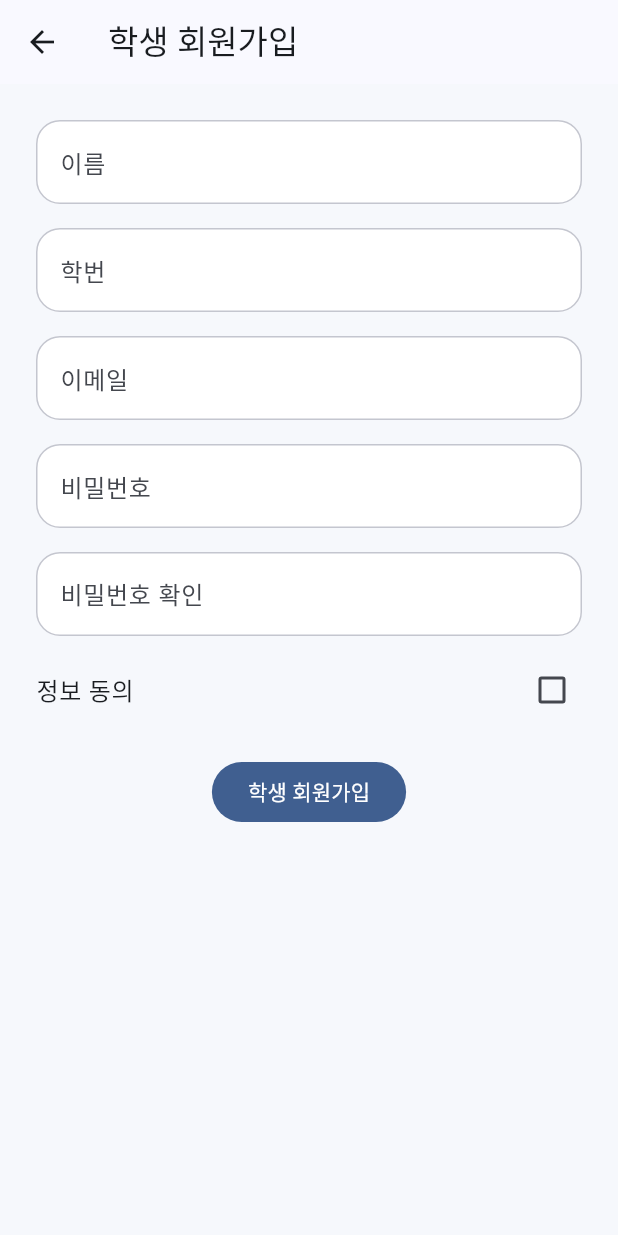
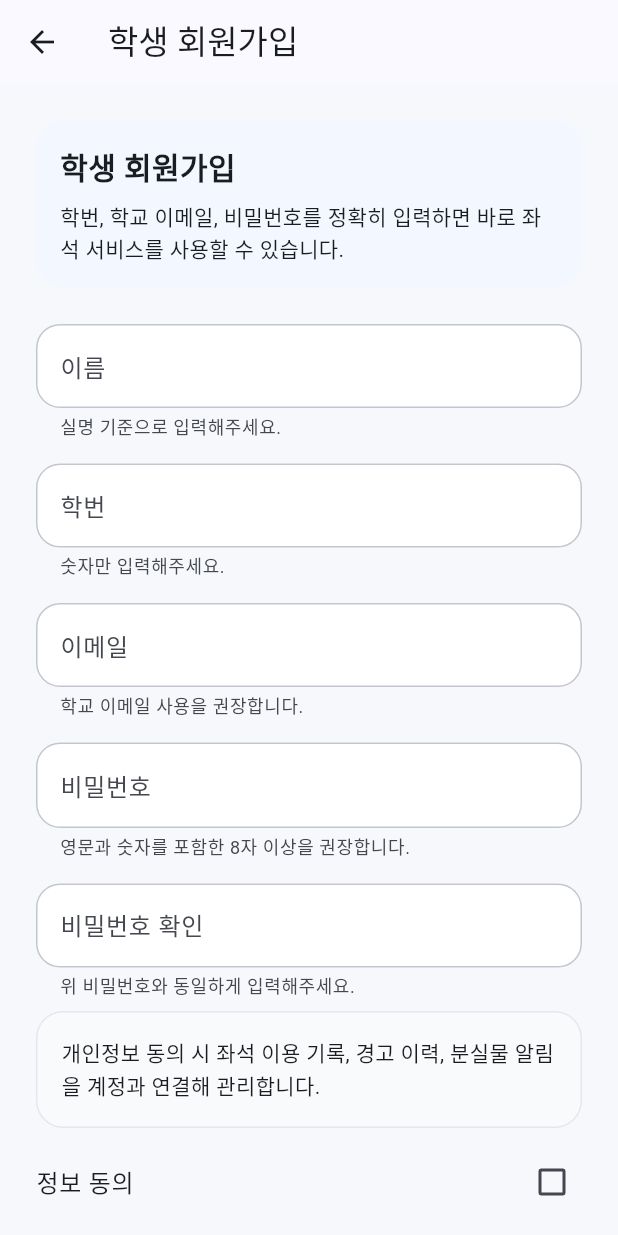
Before and after one commit to vau128/Ejo, a Flutter app: the screen it shows after launch, after a tap on "학생 회원가입", on a phone screen of 412 x 824 dp. Run offline on Flutter 3.47's test engine with Material 3 defaults, Android fonts, the phone set to English and light mode, and no system bars; accounts and stored records are empty.

Commit message:
design: refine dashboard layout and signup flow

```diff
--- a/app/lib/screens/auth/signup_screen.dart
+++ b/app/lib/screens/auth/signup_screen.dart
@@ -19,6 +19,50 @@ class _SignupScreenState extends State<SignupScreen> {
   final _passwordController = TextEditingController();
   final _confirmPasswordController = TextEditingController();
   bool _agreedToPrivacy = false;
+
+  String? _validateName(String? value) {
+    final text = value?.trim() ?? '';
+    if (text.isEmpty) {
+      return '이름을 입력해주세요.';
+    }
+    if (text.length < 2) {
+      return '이름은 2자 이상 입력해주세요.';
+    }
+    return null;
+  }
+
+  String? _validateStudentId(String? value) {
+    final text = value?.trim() ?? '';
+    if (text.isEmpty) {
+      return '학번을 입력해주세요.';
+    }
+    if (!RegExp(r'^\d{8,10}$').hasMatch(text)) {
+      return '학번은 숫자 8~10자리로 입력해주세요.';
+    }
+    return null;
+  }
+
+  String? _validateEmail(String? value) {
+    final text = value?.trim() ?? '';
+    if (text.isEmpty) {
+      return '이메일을 입력해주세요.';
+    }
+    if (!RegExp(r'^[^@\s]+@[^@\s]+\.[^@\s]+$').hasMatch(text)) {
+      return '올바른 이메일 형식을 입력해주세요.';
+    }
+    return null;
+  }
+
+  String? _validatePassword(String? value) {
+    final text = value ?? '';
+    if (text.length < 8) {
+      return '비밀번호는 8자 이상 입력해주세요.';
+    }
+    if (!RegExp(r'^(?=.*[A-Za-z])(?=.*\d)').hasMatch(text)) {
+      return '영문과 숫자를 모두 포함해주세요.';
+    }
+    return null;
+  }
 
   @override
   void dispose() {
@@ -72,68 +116,103 @@ class _SignupScreenState extends State<SignupScreen> {
             key: _formKey,
             child: Column(
               children: [
+                Container(
+                  width: double.infinity,
+                  padding: const EdgeInsets.all(16),
+                  decoration: BoxDecoration(
+                    color: const Color(0xFFF3F7FF),
+                    borderRadius: BorderRadius.circular(20),
+                  ),
+                  child: const Column(
+                    crossAxisAlignment: CrossAxisAlignment.start,
+                    children: [
+                      Text(
+                        '학생 회원가입',
+                        style: TextStyle(
+                          fontSize: 20,
+                          fontWeight: FontWeight.w700,
+                        ),
+                      ),
+                      SizedBox(height: 8),
+                      Text('학번, 학교 이메일, 비밀번호를 정확히 입력하면 바로 좌석 서비스를 사용할 수 있습니다.'),
+                    ],
+                  ),
+                ),
+                const SizedBox(height: 24),
                 TextFormField(
                   controller: _nameController,
-                  decoration: const InputDecoration(labelText: '이름'),
-                  validator: (value) => value == null || value.trim().isEmpty
-                      ? '이름을 입력해주세요.'
-                      : null,
+                  textInputAction: TextInputAction.next,
+                  decoration: const InputDecoration(
+                    labelText: '이름',
+                    hintText: '홍길동',
+                    helperText: '실명 기준으로 입력해주세요.',
+                  ),
+                  validator: _validateName,
                 ),
                 const SizedBox(height: 16),
                 TextFormField(
                   controller: _studentIdController,
                   keyboardType: TextInputType.number,
-                  decoration: const InputDecoration(labelText: '학번'),
-                  validator: (value) {
-                    final text = value?.trim() ?? '';
-                    if (text.isEmpty) {
-                      return '학번을 입력해주세요.';
-                    }
-                    if (text.length < 8) {
-                      return '학번은 8자 이상 입력해주세요.';
-                    }
-                    return null;
-                  },
+                  textInputAction: TextInputAction.next,
+                  decoration: const InputDecoration(
+                    labelText: '학번',
+                    hintText: '20261234',
+                    helperText: '숫자만 입력해주세요.',
+                  ),
+                  validator: _validateStudentId,
                 ),
                 const SizedBox(height: 16),
                 TextFormField(
                   controller: _emailController,
                   keyboardType: TextInputType.emailAddress,
-                  decoration: const InputDecoration(labelText: '이메일'),
-                  validator: (value) {
-                    final text = value?.trim() ?? '';
-                    if (text.isEmpty) {
-                      return '이메일을 입력해주세요.';
-                    }
-                    if (!text.contains('@')) {
-                      return '올바른 이메일 형식을 입력해주세요.';
-                    }
-                    return null;
-                  },
+                  textInputAction: TextInputAction.next,
+                  decoration: const InputDecoration(
+                    labelText: '이메일',
+                    hintText: 'student@university.ac.kr',
+                    helperText: '학교 이메일 사용을 권장합니다.',
+                  ),
+                  validator: _validateEmail,
                 ),
                 const SizedBox(height: 16),
                 TextFormField(
                   controller: _passwordController,
                   obscureText: true,
-                  decoration: const InputDecoration(labelText: '비밀번호'),
-                  validator: (value) {
-                    if (value == null || value.trim().length < 6) {
-                      return '비밀번호는 6자 이상 입력해주세요.';
-                    }
-                    return null;
-                  },
+                  textInputAction: TextInputAction.next,
+                  decoration: const InputDecoration(
+                    labelText: '비밀번호',
+                    hintText: '8자 이상, 영문+숫자 조합',
+                    helperText: '영문과 숫자를 포함한 8자 이상을 권장합니다.',
+                  ),
+                  validator: _validatePassword,
                 ),
                 const SizedBox(height: 16),
                 TextFormField(
                   controller: _confirmPasswordController,
                   obscureText: true,
-                  decoration: const InputDecoration(labelText: '비밀번호 확인'),
+                  decoration: const InputDecoration(
+                    labelText: '비밀번호 확인',
+                    helperText: '위 비밀번호와 동일하게 입력해주세요.',
+                  ),
                   validator: (value) {
                     if (value != _passwordController.text) {
                       return '비밀번호가 일치하지 않습니다.';
                     }
                     return null;
                   },
+                ),
+                const SizedBox(height: 8),
+                Container(
+                  width: double.infinity,
+                  padding: const EdgeInsets.all(16),
+                  decoration: BoxDecoration(
+                    color: const Color(0xFFF8FAFC),
+                    borderRadius: BorderRadius.circular(18),
+                    border: Border.all(color: const Color(0xFFE2E8F0)),
+                  ),
+                  child: const Text(
+                    '개인정보 동의 시 좌석 이용 기록, 경고 이력, 분실물 알림을 계정과 연결해 관리합니다.',
+                    style: TextStyle(height: 1.5),
+                  ),
                 ),
                 const SizedBox(height: 8),
                 CheckboxListTile(
```
Also changed, not shown: 6 other files.
